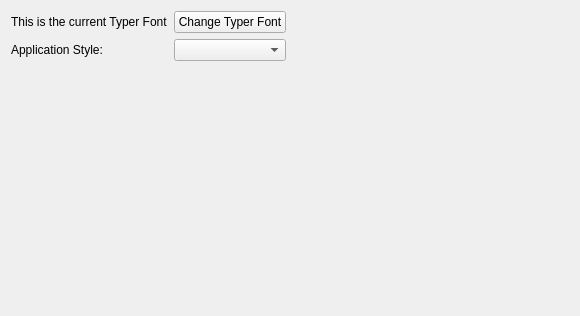
The window that settingswidget.ui (coryo/amphetype2) describes before a commit, drawn with Qt 5.
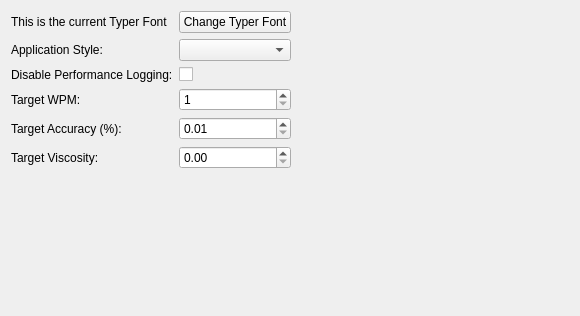
The same window after the commit.

Diff of the .ui file:
```diff
--- a/settingswidget.ui
+++ b/settingswidget.ui
@@ -14,6 +14,43 @@
    <string>Form</string>
   </property>
   <layout class="QGridLayout" name="gridLayout">
+   <item row="3" column="1">
+    <widget class="QSpinBox" name="targetWPMSpinBox">
+     <property name="minimum">
+      <number>1</number>
+     </property>
+     <property name="maximum">
+      <number>999</number>
+     </property>
+    </widget>
+   </item>
+   <item row="4" column="1">
+    <widget class="QDoubleSpinBox" name="targetAccSpinBox">
+     <property name="minimum">
+      <double>0.010000000000000</double>
+     </property>
+     <property name="maximum">
+      <double>100.000000000000000</double>
+     </property>
+     <property name="singleStep">
+      <double>0.100000000000000</double>
+     </property>
+    </widget>
+   </item>
+   <item row="0" column="1">
+    <widget class="QPushButton" name="fontButton">
+     <property name="text">
+      <string>Change Typer Font</string>
+     </property>
+    </widget>
+   </item>
+   <item row="1" column="0">
+    <widget class="QLabel" name="label">
+     <property name="text">
+      <string>Application Style:</string>
+     </property>
+    </widget>
+   </item>
    <item row="0" column="2">
     <spacer name="horizontalSpacer">
      <property name="orientation">
@@ -27,14 +64,7 @@
      </property>
     </spacer>
    </item>
-   <item row="0" column="1">
-    <widget class="QPushButton" name="fontButton">
-     <property name="text">
-      <string>Change Typer Font</string>
-     </property>
-    </widget>
-   </item>
-   <item row="2" column="1">
+   <item row="6" column="1">
     <spacer name="verticalSpacer">
      <property name="orientation">
       <enum>Qt::Vertical</enum>
@@ -47,6 +77,9 @@
      </property>
     </spacer>
    </item>
+   <item row="1" column="1">
+    <widget class="QComboBox" name="styleSheetComboBox"/>
+   </item>
    <item row="0" column="0">
     <widget class="QLabel" name="fontLabel">
      <property name="text">
@@ -54,13 +87,48 @@
      </property>
     </widget>
    </item>
-   <item row="1" column="1">
-    <widget class="QComboBox" name="styleSheetComboBox"/>
+   <item row="2" column="0">
+    <widget class="QLabel" name="label_2">
+     <property name="text">
+      <string>Disable Performance Logging:</string>
+     </property>
+    </widget>
    </item>
-   <item row="1" column="0">
-    <widget class="QLabel" name="label">
+   <item row="2" column="1">
+    <widget class="QCheckBox" name="disablePerformanceLoggingCheckBox">
      <property name="text">
-      <string>Application Style:</string>
+      <string/>
+     </property>
+    </widget>
+   </item>
+   <item row="5" column="1">
+    <widget class="QDoubleSpinBox" name="targetVisSpinBox">
+     <property name="maximum">
+      <double>9999.000000000000000</double>
+     </property>
+     <property name="singleStep">
+      <double>0.100000000000000</double>
+     </property>
+    </widget>
+   </item>
+   <item row="3" column="0">
+    <widget class="QLabel" name="label_3">
+     <property name="text">
+      <string>Target WPM:</string>
+     </property>
+    </widget>
+   </item>
+   <item row="4" column="0">
+    <widget class="QLabel" name="label_4">
+     <property name="text">
+      <string>Target Accuracy (%):</string>
+     </property>
+    </widget>
+   </item>
+   <item row="5" column="0">
+    <widget class="QLabel" name="label_5">
+     <property name="text">
+      <string>Target Viscosity:</string>
      </property>
     </widget>
    </item>
```
